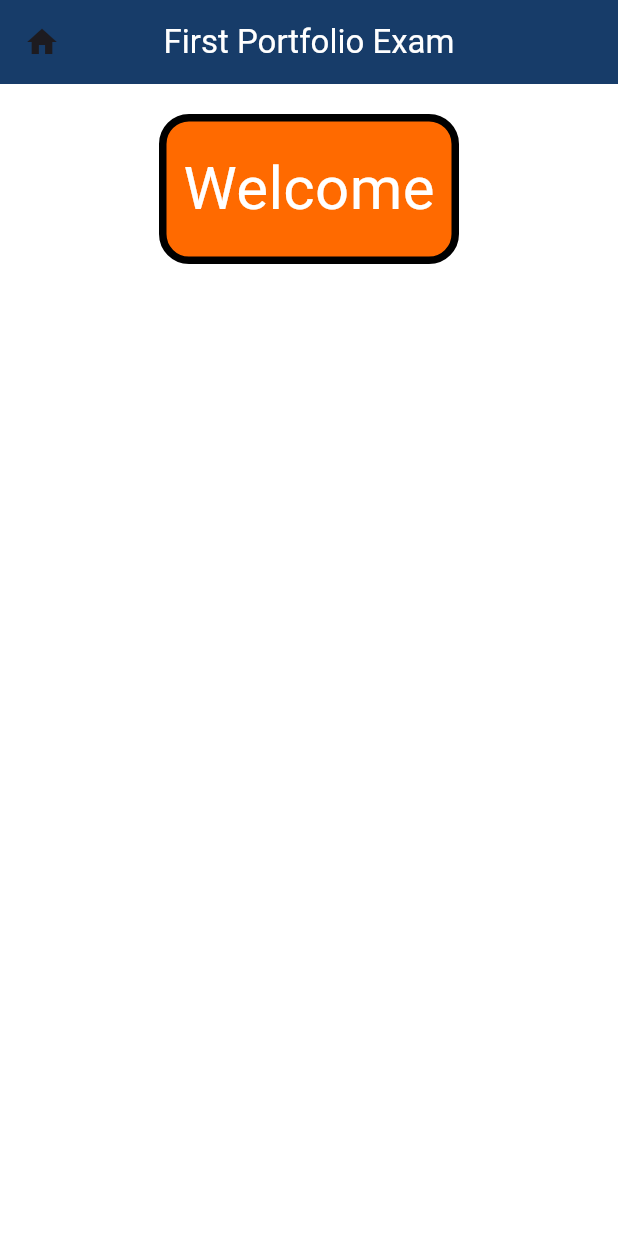
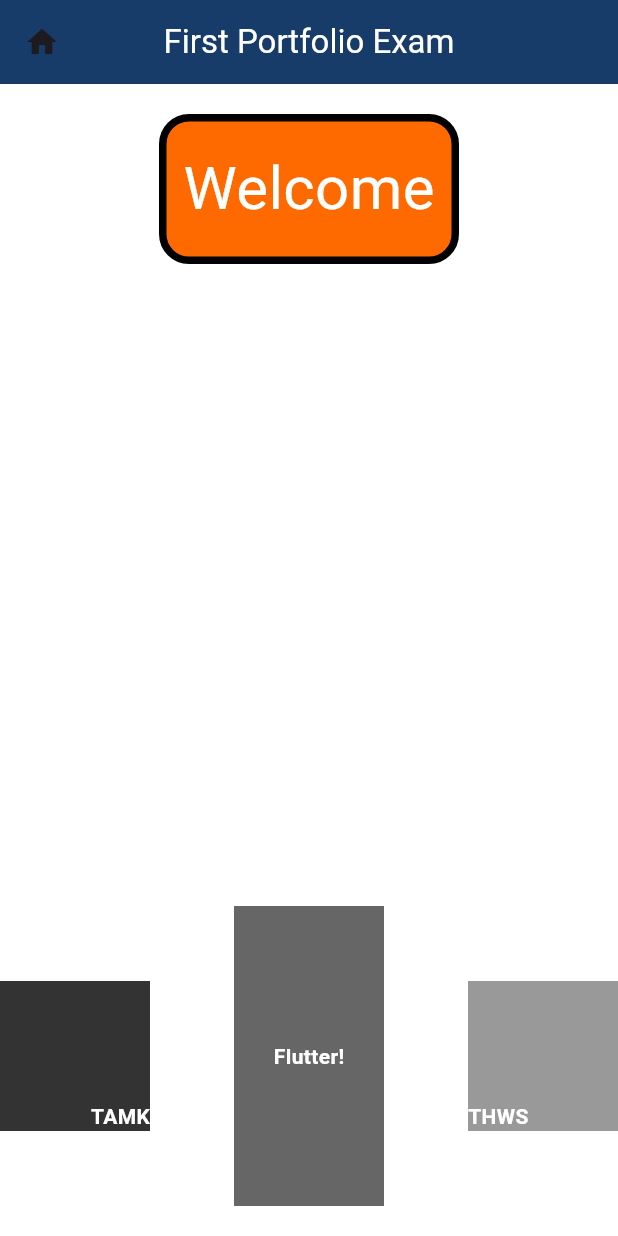
Before and after one commit to papook/ma_port1, a Flutter app: the screen it shows after launch, on a phone screen of 412 x 824 dp. Run offline on Flutter 3.47's test engine with Material 3 defaults, Android fonts, the phone set to English and light mode, and no system bars; Roboto replaces fonts that are missing (Segoe UI).

Commit message:
added the gray squares with texts

```diff
--- a/lib/main.dart
+++ b/lib/main.dart
@@ -48,6 +48,58 @@ class MainPage extends StatelessWidget {
                   ),
                 ),
               ),
+              Row(
+                mainAxisAlignment: MainAxisAlignment.spaceBetween,
+                children: [
+                  Container(
+                    color: Color.fromARGB(255, 51, 51, 51),
+                    width: 100,
+                    height: 100,
+                    child: Align(
+                      alignment: Alignment.bottomRight,
+                      child: Text(
+                        "TAMK",
+                        style: TextStyle(
+                          color: Colors.white,
+                          fontFamily: "Segoe UI",
+                          fontWeight: FontWeight.bold,
+                        ),
+                      ),
+                    ),
+                  ),
+                  Container(
+                    color: Color.fromARGB(255, 102, 102, 102),
+                    width: 100,
+                    height: 200,
+                    child: Center(
+                      child: Text(
+                        "Flutter!",
+                        style: TextStyle(
+                          color: Colors.white,
+                          fontFamily: "Segoe UI",
+                          fontWeight: FontWeight.bold,
+                        ),
+                      ),
+                    ),
+                  ),
+                  Container(
+                    color: Color.fromARGB(255, 153, 153, 153),
+                    width: 100,
+                    height: 100,
+                    child: Align(
+                      alignment: Alignment.bottomLeft,
+                      child: Text(
+                        "THWS",
+                        style: TextStyle(
+                          color: Colors.white,
+                          fontFamily: "Segoe UI",
+                          fontWeight: FontWeight.bold,
+                        ),
+                      ),
+                    ),
+                  ),
+                ],
+              ),
             ],
           ),
         ),
```
